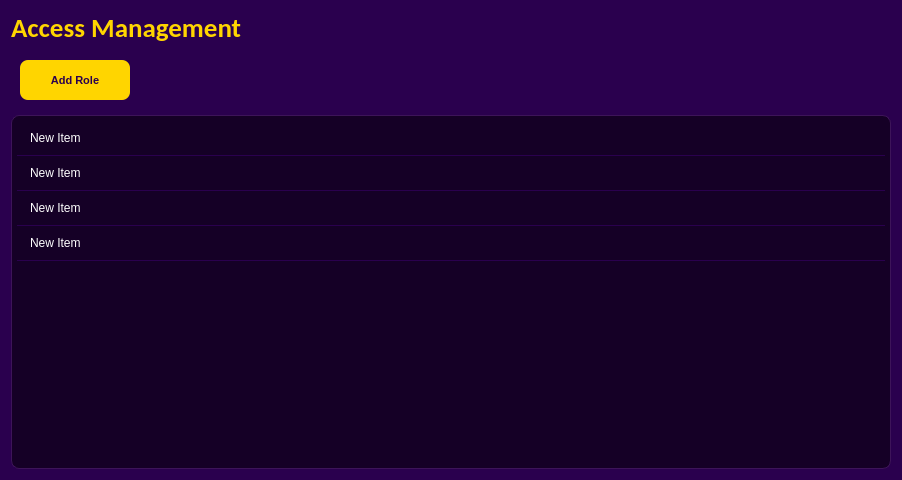
Qt form UI/Accessadmin_page.ui (codenoobie25/ThunderCats) before a commit.
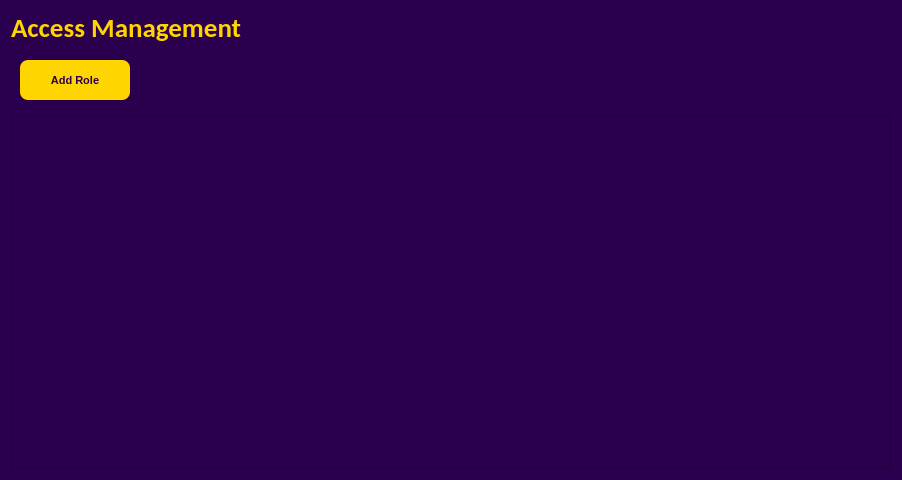
The same form after that commit. Icons and pictures are not drawn.

What changed in the file:
```diff
--- a/UI/Accessadmin_page.ui
+++ b/UI/Accessadmin_page.ui
@@ -574,52 +574,39 @@
     </widget>
    </item>
    <item>
-    <widget class="QListWidget" name="listWidget">
+    <widget class="QTableWidget" name="listofAccess">
      <property name="styleSheet">
-      <string notr="true">QListWidget {
-    background-color: #150026;   
-    border-radius: 8px;
-    border: 1px solid #3D1459;  
-    color: #FFFFFF;              
-    padding: 5px;
-    outline: none;               
+      <string notr="true">QTableWidget {
+    background-color: #2A004E; 
+    gridline-color: #5C3278;   
+    color: #E0C2FF;             
+    selection-background-color: #FFD500; 
+    selection-color: #2A004E;           
 }
 
-QListWidget::item {
-    padding: 10px;            
-    border-bottom: 1px solid #2A004E; 
+QHeaderView::section {
+    background-color: #451B63; 
+    color: #FFD500;            
+    border: 1px solid #5C3278;
+    padding: 4px;
 }
 
-QListWidget::item:hover {
-    background-color: #250044;   
-}
-
-QListWidget::item:selected {
-    background-color: #3D1459;   
-    color: #FFD500;              
-    border-left: 4px solid #FFD500; 
+QTableWidget::item:hover {
+    background-color: #3A105A; 
 }</string>
      </property>
-     <item>
-      <property name="text">
-       <string>New Item</string>
-      </property>
-     </item>
-     <item>
-      <property name="text">
-       <string>New Item</string>
-      </property>
-     </item>
-     <item>
-      <property name="text">
-       <string>New Item</string>
-      </property>
-     </item>
-     <item>
-      <property name="text">
-       <string>New Item</string>
-      </property>
-     </item>
+     <property name="editTriggers">
+      <set>QAbstractItemView::EditTrigger::NoEditTriggers</set>
+     </property>
+     <property name="showGrid">
+      <bool>true</bool>
+     </property>
+     <attribute name="horizontalHeaderDefaultSectionSize">
+      <number>150</number>
+     </attribute>
+     <attribute name="verticalHeaderVisible">
+      <bool>false</bool>
+     </attribute>
     </widget>
    </item>
   </layout>
```
Left out of the diff: 2 changed lines with no effect on the pictures.
